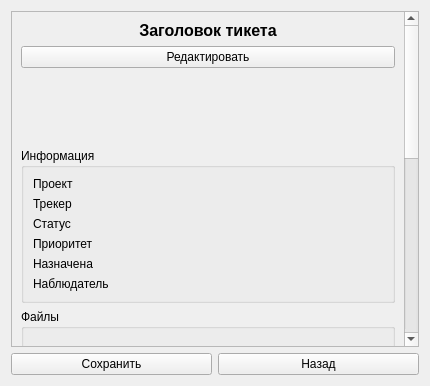
The window that ticketcard.ui (abdull-vetrom/TickteSystem) describes before a commit, drawn with Qt 5.
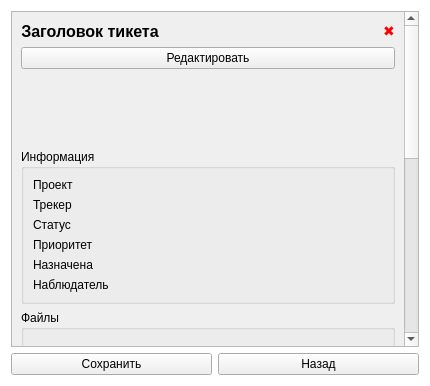
The same window after the commit.

Commit message: feat(): добавил крестик у тикета + небольшие правки истории

```diff
--- a/ticketcard.ui
+++ b/ticketcard.ui
@@ -2,6 +2,33 @@
 <ui version="4.0">
  <class>TicketCard</class>
  <widget class="QWidget" name="TicketCard">
+  <property name="styleSheet">
+   <string notr="true">
+QWidget#TicketCard {
+    background-color: white;
+}
+QLabel.historyBlock {
+    background-color: #f5f5f5;
+    border: 1px solid #ccc;
+    border-radius: 6px;
+    padding: 10px;
+}
+QLabel.historyHeader {
+    background-color: #ffffff;
+    border: 1px solid #ccc;
+    border-radius: 4px;
+    padding: 6px;
+}
+QLabel.historyComment {
+    background-color: #ffffff;
+    border: 1px solid #ccc;
+    border-radius: 4px;
+    padding: 6px;
+    margin-top: 5px;
+    font-style: italic;
+}
+   </string>
+  </property>
   <layout class="QVBoxLayout" name="verticalLayout">
    <item>
     <widget class="QScrollArea" name="mainScrollArea">
@@ -12,26 +39,71 @@
       <layout class="QVBoxLayout" name="scrollLayout">
 
        <item>
-        <widget class="QLabel" name="ticketTitleLabel">
-         <property name="styleSheet">
-          <string>font-size: 16px; font-weight: bold;</string>
-         </property>
-         <property name="text">
-          <string>Заголовок тикета</string>
-         </property>
-         <property name="alignment">
-          <set>Qt::AlignCenter</set>
-         </property>
-        </widget>
+        <layout class="QHBoxLayout">
+         <item>
+          <widget class="QLabel" name="ticketTitleLabel">
+           <property name="text">
+            <string>Заголовок тикета</string>
+           </property>
+           <property name="alignment">
+            <set>Qt::AlignCenter</set>
+           </property>
+           <property name="styleSheet">
+            <string>font-size: 16px; font-weight: bold;</string>
+           </property>
+          </widget>
+         </item>
+         <item>
+          <spacer name="horizontalSpacer">
+           <property name="orientation">
+            <enum>Qt::Horizontal</enum>
+           </property>
+           <property name="sizeType">
+            <enum>QSizePolicy::Expanding</enum>
+           </property>
+           <property name="sizeHint" stdset="0">
+            <size>
+             <width>20</width>
+             <height>20</height>
+            </size>
+           </property>
+          </spacer>
+         </item>
+         <item>
+          <widget class="QPushButton" name="closeButton">
+           <property name="text">
+            <string>✖</string>
+           </property>
+           <property name="toolTip">
+            <string>Закрыть</string>
+           </property>
+           <property name="maximumSize">
+            <size>
+             <width>20</width>
+             <height>20</height>
+            </size>
+           </property>
+           <property name="styleSheet">
+            <string notr="true">
+QPushButton {
+    background: transparent;
+    border: none;
+    color: red;
+    font-weight: bold;
+    font-size: 14px;
+}
+QPushButton:hover {
+    color: darkred;
+    text-decoration: underline;
+}
+            </string>
+           </property>
+          </widget>
+         </item>
+        </layout>
        </item>
 
-       <item>
-        <widget class="QPushButton" name="editButton">
-         <property name="text">
-          <string>Редактировать</string>
-         </property>
-        </widget>
-       </item>
+       <item><widget class="QPushButton" name="editButton"><property name="text"><string>Редактировать</string></property></widget></item>
 
        <item>
         <widget class="QTextEdit" name="ticketDescription">
```
Left out of the diff: 44 changed lines with no effect on the pictures. The commit also changes 8 other files.
